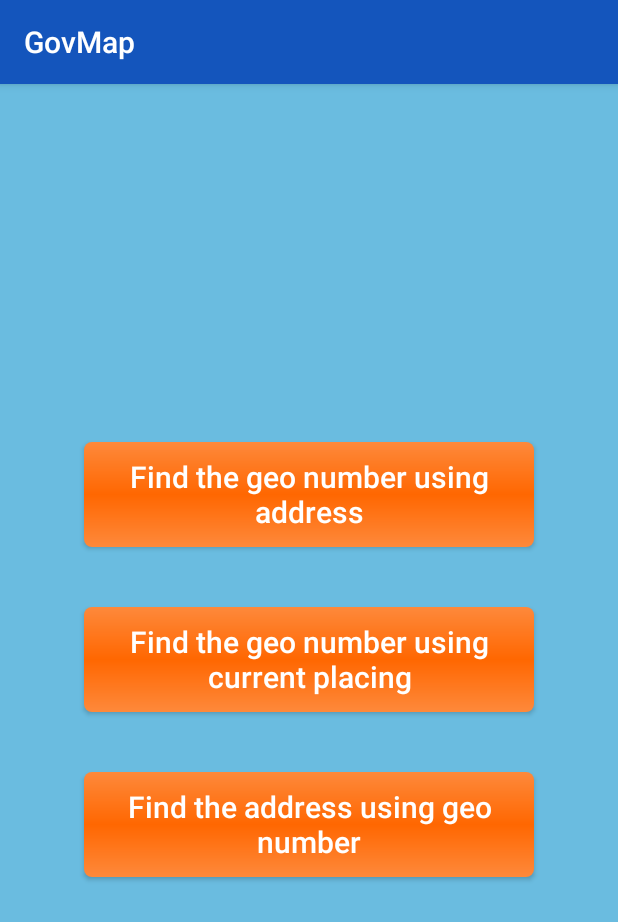
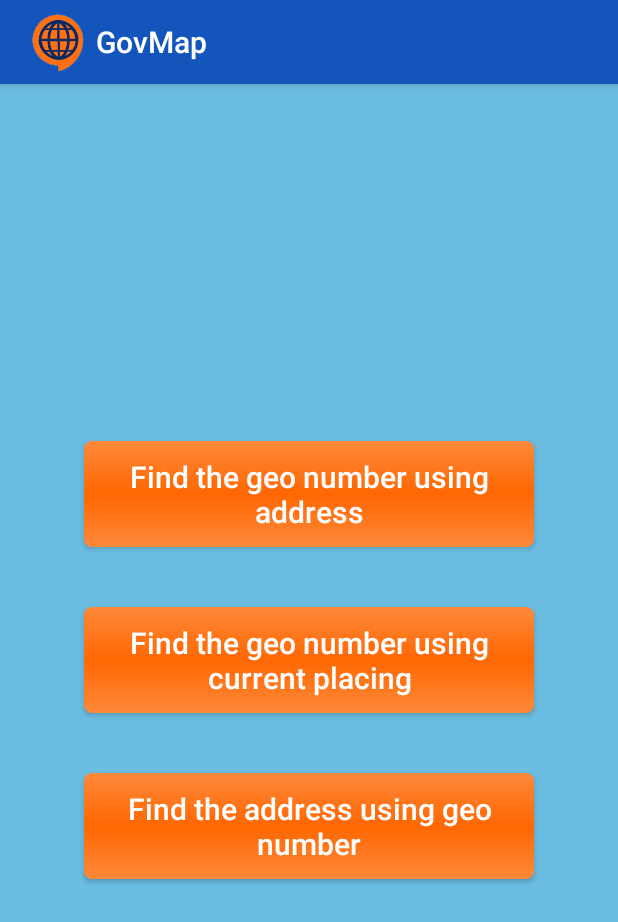
Before and after one commit to nonconforme/GovMap_Android, an Android app: the screen it shows after launch (MainActivity), on a phone screen of 412 x 824 dp. Shown: the top 922 px of the screen. Run offline under Robolectric (Android 15) with nearby library versions, the light colour scheme and no system bars.

Commit message:
add icons

```diff
--- a/app/src/main/AndroidManifest.xml
+++ b/app/src/main/AndroidManifest.xml
@@ -56,8 +56,7 @@
 
         <meta-data
         android:name="com.google.android.maps.v2.API_KEY"
-        android:value="AIzaSyAe1j8YBvE1YqF2g0J4517nF3OqGp726jk" />
-
+        android:value="AIzaSyCAECJhjQh1AOMd2mC9P-6YW6IgOUnZkXA" />
 
     </application>
 
--- a/app/src/main/java/com/govmap/MainActivity.java
+++ b/app/src/main/java/com/govmap/MainActivity.java
@@ -31,6 +31,8 @@ public class MainActivity extends BaseActivity implements
     protected void onCreate(Bundle savedInstanceState) {
         super.onCreate(savedInstanceState);
         setContentView(R.layout.activity_main);
+        getSupportActionBar().setDisplayShowHomeEnabled(true);
+        getSupportActionBar().setIcon(R.drawable.ic_icon);
 
         findViewById(R.id.btnFindAddressByGeoNumber_AM).setOnClickListener(MainActivity.this);
         findViewById(R.id.btnFindGeoNumberByAddress_AM).setOnClickListener(MainActivity.this);
--- a/app/src/main/java/com/govmap/SplashActivity.java
+++ b/app/src/main/java/com/govmap/SplashActivity.java
@@ -7,7 +7,7 @@ import android.os.Handler;
 
 public class SplashActivity extends BaseActivity {
 
-    private static final int DELAY_MILLISECONDS = 2000;
+    private static final int DELAY_MILLISECONDS = 1500;
 
     private Handler mHandler = new Handler();
     private Runnable mRunnable = new NextActivityRunnable();
--- a/app/src/main/res/layout/activity_geonumber.xml
+++ b/app/src/main/res/layout/activity_geonumber.xml
@@ -20,7 +20,9 @@
         android:layout_above="@id/etGeoNum2_AGN"
         android:layout_centerHorizontal="true"
         android:hint="@string/hint.geonum1"
-        android:imeOptions="actionNext" />
+        android:imeOptions="actionNext">
+        <requestFocus/>
+    </EditText>
 
 
     <Button
--- a/app/src/main/res/layout/activity_splash.xml
+++ b/app/src/main/res/layout/activity_splash.xml
@@ -5,4 +5,10 @@
     android:background="@drawable/blue_gradient"
     tools:context=".SplashActivity">
 
+    <ImageView
+        android:layout_width="wrap_content"
+        android:layout_height="wrap_content"
+        android:layout_centerInParent="true"
+        android:src="@drawable/im_splash"/>
+
 </RelativeLayout>
--- a/app/src/main/res/values/styles.xml
+++ b/app/src/main/res/values/styles.xml
@@ -23,9 +23,9 @@
     </style>
 
     <style name="MainButtonStyle" parent="Base.TextAppearance.AppCompat.Button">
-        <item name="android:layout_height">70dp</item>
+        <item name="android:layout_height">wrap_content</item>
         <item name="android:layout_width">300dp</item>
-
+        <item name="android:padding">10dp</item>
         <item name="android:textAllCaps">false</item>
         <item name="android:background">@drawable/main_btn_bckg</item>
         <item name="android:layout_marginTop">20dp</item>
```
Also changed, not shown: app/src/main/java/com/govmap/MapActivity.java (+6 -2 lines), app/src/main/res/layout/activity_select_address.xml (+9 -3 lines), app/src/main/res/drawable-hdpi/ic_icon.png (added), app/src/main/res/drawable-hdpi/im_splash.png (added), app/src/main/res/drawable-mdpi/ic_icon.png (added), app/src/main/res/drawable-mdpi/im_splash.png (added), app/src/main/res/drawable-xhdpi/ic_icon.png (added), app/src/main/res/drawable-xhdpi/im_splash.png (added), app/src/main/res/drawable-xxhdpi/ic_icon.png (added), app/src/main/res/drawable-xxhdpi/im_splash.png (added), app/src/main/res/mipmap-hdpi/ic_launcher.png, app/src/main/res/mipmap-mdpi/ic_launcher.png, app/src/main/res/mipmap-xhdpi/ic_launcher.png, app/src/main/res/mipmap-xxhdpi/ic_launcher.png.
